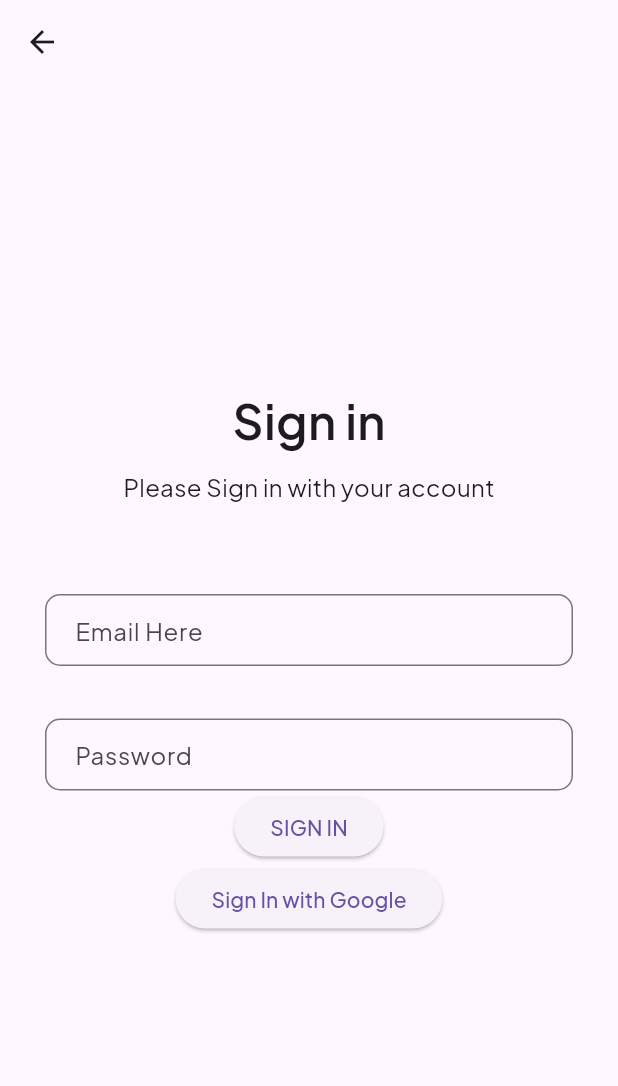
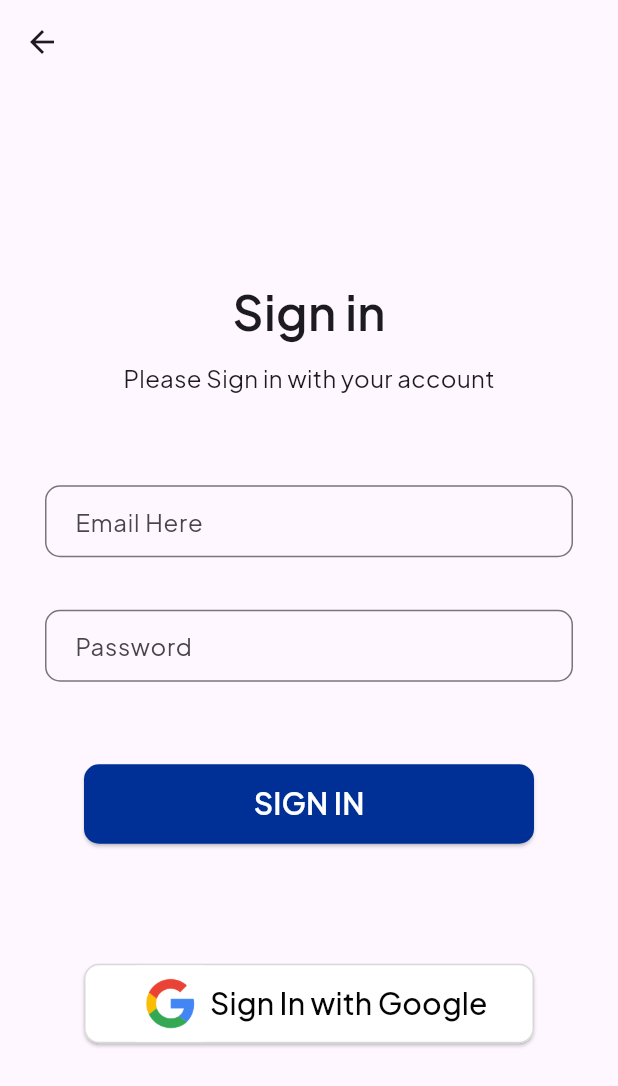
Before and after one commit to Faqihasyari/app_lms, a Flutter app: the SigninView screen opened by its route, on a phone screen of 412 x 824 dp. Shown: the top 1086 px of the screen. Run offline on Flutter 3.47's test engine with Material 3 defaults, Android fonts, the phone set to English and light mode, and no system bars; our stand-ins replace get, google_fonts, supabase_flutter; accounts and stored records are empty.

Commit message:
btnSignIn

```diff
--- a/lib/app/modules/signin/views/signin_view.dart
+++ b/lib/app/modules/signin/views/signin_view.dart
@@ -13,16 +13,22 @@ class SigninView extends GetView<SigninController> {
     return Scaffold(
       appBar: AppBar(
         centerTitle: true,
-        leading: Icon(Icons.arrow_back),
+        leading: IconButton(
+          icon: Icon(Icons.arrow_back),
+          onPressed: () {
+            Get.back();
+          },
+        ),
       ),
-      body: Center(
-          child: Column(
+      body: Column(
         mainAxisAlignment: MainAxisAlignment.center,
         children: [
           Text(
             'Sign in',
             style: GoogleFonts.plusJakartaSans(
-                fontWeight: FontWeight.w600, fontSize: 32),
+              fontWeight: FontWeight.w600,
+              fontSize: 32,
+            ),
           ),
           SizedBox(
             height: 10,
@@ -69,12 +75,52 @@ class SigninView extends GetView<SigninController> {
               ),
             ),
           ),
-          ElevatedButton(onPressed: () {}, child: Text('SIGN IN', style: GoogleFonts.plusJakartaSans(),)),
-          ElevatedButton(onPressed: () {
-
-          }, child: Text('Sign In with Google', style: GoogleFonts.plusJakartaSans()))
+          SizedBox(
+            height: 55,
+          ),
+          SizedBox(
+            height: 53,
+            width: 300,
+            child: ElevatedButton(
+                style: ElevatedButton.styleFrom(
+                    backgroundColor: btn,
+                    shape: RoundedRectangleBorder(
+                      borderRadius: BorderRadius.circular(10),
+                    )),
+                onPressed: () {},
+                child: Text(
+                  'SIGN IN',
+                  style: GoogleFonts.plusJakartaSans(
+                      fontWeight: FontWeight.w600, fontSize: 20, color: white),
+                )),
+          ),
+          SizedBox(
+            height: 80,
+          ),
+          SizedBox(
+            height: 53,
+            width: 300,
+            child: ElevatedButton(
+                style: ElevatedButton.styleFrom(
+                    backgroundColor: white,
+                    shape: RoundedRectangleBorder(
+                        borderRadius: BorderRadius.circular(10),
+                        side: BorderSide(color: ring, width: 1))),
+                onPressed: () {},
+                child: Row(
+                  mainAxisSize: MainAxisSize.min,
+                  children: [
+                    Image.asset('assets/images/logo/google_icon.png'),
+                    Text(
+                      'Sign In with Google',
+                      style: GoogleFonts.plusJakartaSans(
+                          fontSize: 20, color: black),
+                    ),
+                  ],
+                )),
+          )
         ],
-      )),
+      ),
     );
   }
 }
--- a/lib/app/modules/splash/view/on_boarding_screen2.dart
+++ b/lib/app/modules/splash/view/on_boarding_screen2.dart
@@ -47,7 +47,7 @@ class Boarding2 extends StatelessWidget {
                   height: 60,
                   child: ElevatedButton(
                     onPressed: () {
-                      Get.offAllNamed(Routes.SIGNIN);
+                      Get.toNamed(Routes.SIGNIN);
                     },
                     style: ElevatedButton.styleFrom(
                       backgroundColor: btn,
--- a/pubspec.yaml
+++ b/pubspec.yaml
@@ -36,6 +36,7 @@ dependencies:
   google_fonts: ^6.2.1
   image_picker: ^1.1.2
   supabase: ^2.7.0
+  supabase_flutter: ^2.9.0
 
 dev_dependencies:
   flutter_lints: ^5.0.0
```
Also changed, not shown: lib/main.dart (+6 -3 lines), assets/images/logo/google_icon.png (added), pubspec.lock, 5 other files.
